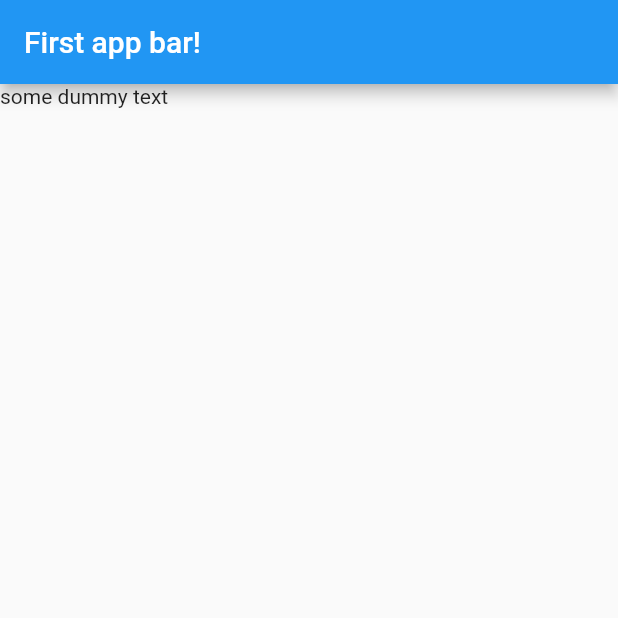
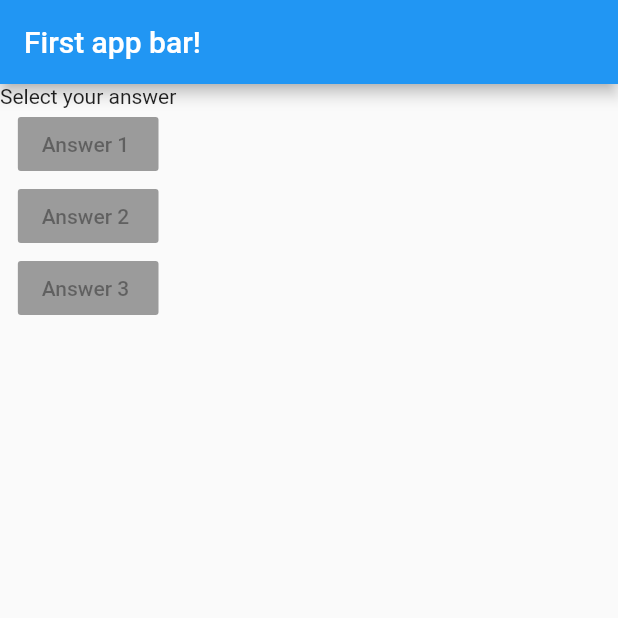
Before and after one commit to AbdulrahmanAlaa/flutter-app, a Flutter app: the screen it shows after launch, on a phone screen of 412 x 824 dp, the top half of it. Run offline on Flutter 3.47's test engine with Material 2 defaults, Android fonts, the phone set to English and light mode, and no system bars.

Commit message:
layouting usign columns for multi widgets

```diff
--- a/lib/main.dart
+++ b/lib/main.dart
@@ -11,7 +11,14 @@ class MyApp extends StatelessWidget {
       appBar: AppBar(
         title: Text('First app bar!'),
       ),
-      body: Text('some dummy text '),
+      body: Column(
+        children: [
+          Text('Select your answer'),
+          RaisedButton(child: Text('Answer 1 '), onPressed: null,),
+          RaisedButton(child: Text('Answer 2 '), onPressed: null,),
+          RaisedButton(child: Text('Answer 3 '), onPressed: null,)
+        ]
+      ),
     ));
     //return MaterialApp(home: Text('Hello world'));
   }
```
